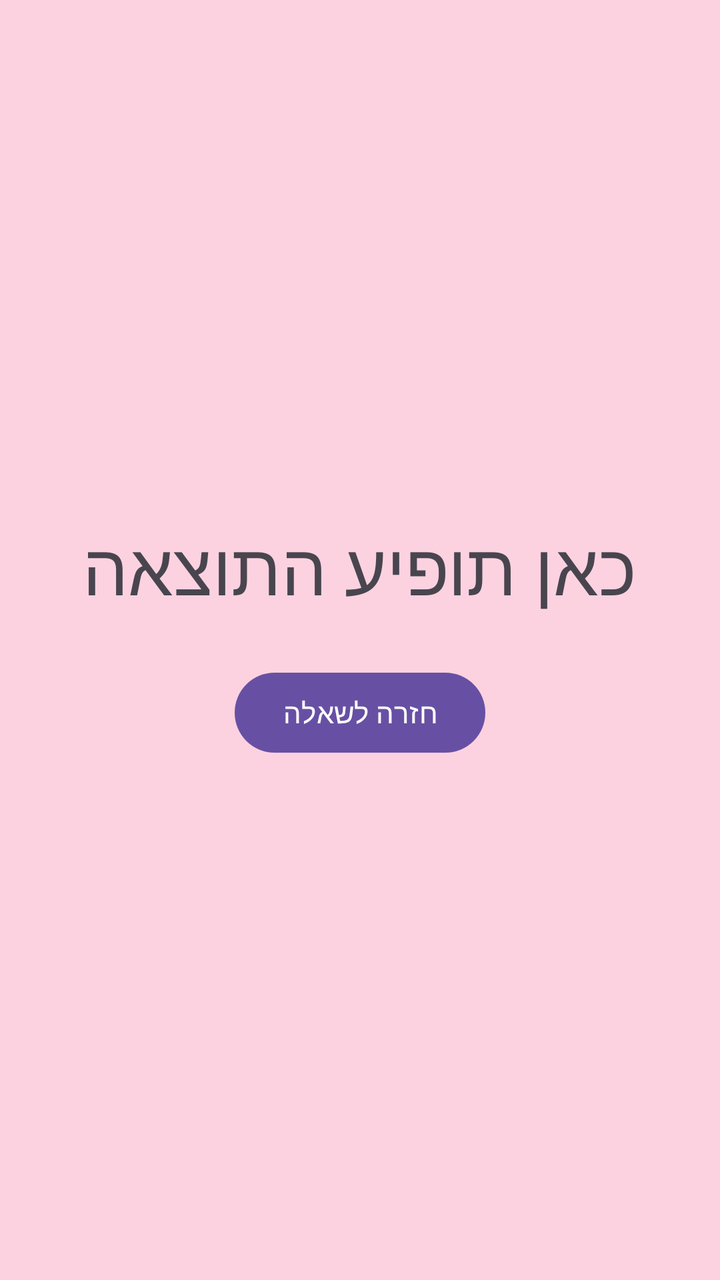
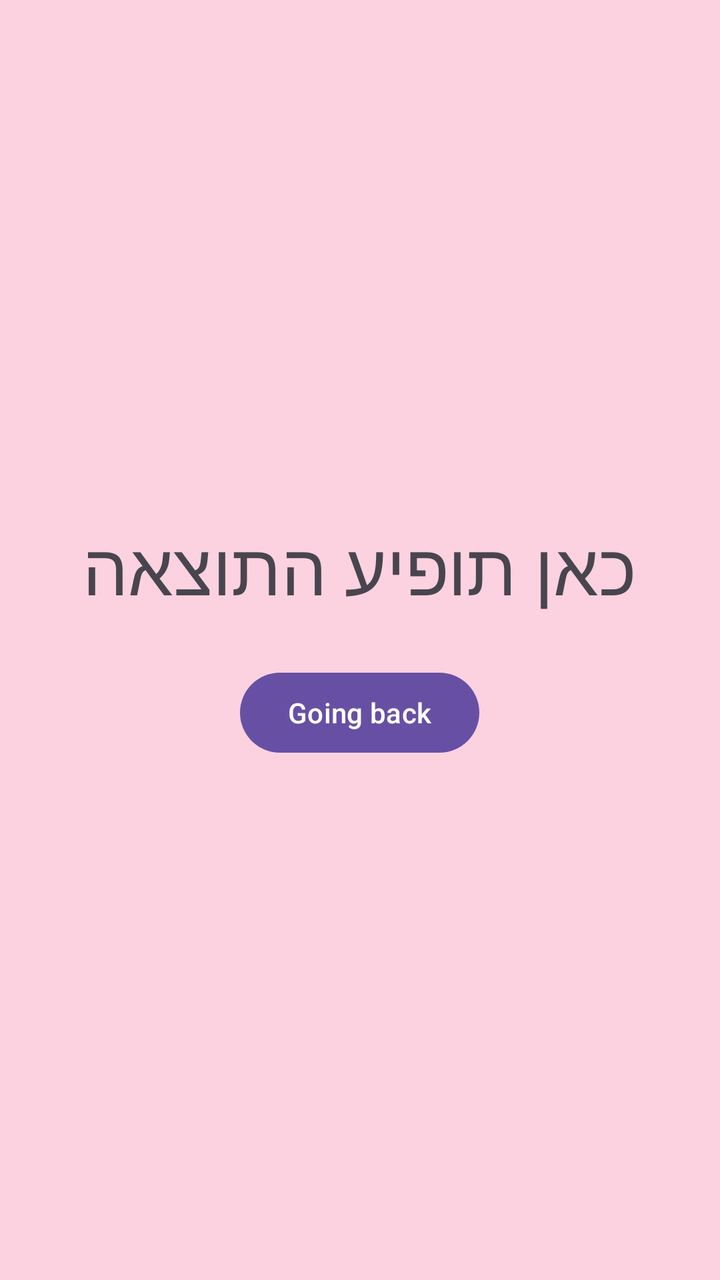

Screens rendered from an Android XML layout before and after an edit, with the pre-edit source and the edit as a unified diff.
<!-- AndroidManifest.xml: application theme Theme.TorFQUIZ -->
<!-- res/layout/activity_result.xml -->
<?xml version="1.0" encoding="utf-8"?>
<LinearLayout xmlns:android="http://schemas.android.com/apk/res/android"
    android:id="@+id/main"
    android:layout_width="match_parent"
    android:layout_height="match_parent"
    android:background="@color/bg_color"
    android:gravity="center"
    android:orientation="vertical"
    android:padding="16dp">

    <TextView
        android:id="@+id/tvResult"
        android:layout_width="wrap_content"
        android:layout_height="wrap_content"
        android:text="כאן תופיע התוצאה"
        android:textSize="36sp" />

    <Button
        android:id="@+id/btnBack"
        android:layout_width="wrap_content"
        android:layout_height="wrap_content"
        android:layout_marginTop="24dp"
        android:text="חזרה לשאלה" />

</LinearLayout>
<!-- resources referenced by this layout -->
<resources>
  <color name="bg_color">#26F20032</color>
  <style name="Theme.TorFQUIZ" parent="Base.Theme.TorFQUIZ" />
  <style name="Base.Theme.TorFQUIZ" parent="Theme.Material3.DayNight.NoActionBar">
          
          
      </style>
</resources>

<!-- the commit's change to res/layout/activity_result.xml (unified diff, before → after) -->
@@ -20,6 +20,6 @@
         android:layout_width="wrap_content"
         android:layout_height="wrap_content"
         android:layout_marginTop="24dp"
-        android:text="חזרה לשאלה" />
+        android:text="Going back" />
 
 </LinearLayout>
